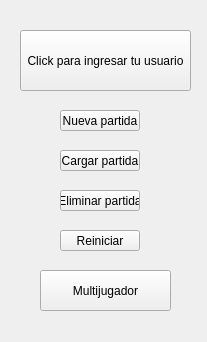
Before: the Qt Designer form Paradox_2020_widget_v2/admin_partidas.ui in Sebastianuribe1212/Proyecto-final, drawn with Qt 5.
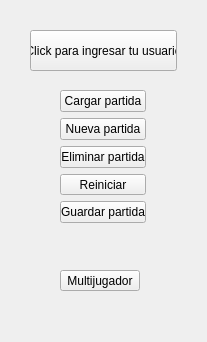
After: the same form once the commit is applied.

Commit message: inicio de sesion y launcher de partidas

The edit to the form file:
```diff
--- a/Paradox_2020_widget_v2/admin_partidas.ui
+++ b/Paradox_2020_widget_v2/admin_partidas.ui
@@ -16,65 +16,13 @@
   <property name="windowTitle">
    <string>Form</string>
   </property>
-  <widget class="QPushButton" name="pushButton">
-   <property name="geometry">
-    <rect>
-     <x>60</x>
-     <y>110</y>
-     <width>80</width>
-     <height>21</height>
-    </rect>
-   </property>
-   <property name="text">
-    <string>Nueva partida</string>
-   </property>
-  </widget>
-  <widget class="QPushButton" name="pushButton_2">
-   <property name="geometry">
-    <rect>
-     <x>60</x>
-     <y>150</y>
-     <width>80</width>
-     <height>21</height>
-    </rect>
-   </property>
-   <property name="text">
-    <string>Cargar partida</string>
-   </property>
-  </widget>
-  <widget class="QPushButton" name="pushButton_3">
-   <property name="geometry">
-    <rect>
-     <x>60</x>
-     <y>190</y>
-     <width>80</width>
-     <height>21</height>
-    </rect>
-   </property>
-   <property name="text">
-    <string>Eliminar partida</string>
-   </property>
-  </widget>
-  <widget class="QPushButton" name="pushButton_4">
-   <property name="geometry">
-    <rect>
-     <x>60</x>
-     <y>230</y>
-     <width>80</width>
-     <height>21</height>
-    </rect>
-   </property>
-   <property name="text">
-    <string>Reiniciar</string>
-   </property>
-  </widget>
   <widget class="QPushButton" name="pushButton_5">
    <property name="geometry">
     <rect>
-     <x>40</x>
+     <x>60</x>
      <y>270</y>
-     <width>131</width>
-     <height>41</height>
+     <width>80</width>
+     <height>21</height>
     </rect>
    </property>
    <property name="text">
@@ -84,16 +32,70 @@
   <widget class="QPushButton" name="user">
    <property name="geometry">
     <rect>
-     <x>20</x>
+     <x>30</x>
      <y>30</y>
-     <width>171</width>
-     <height>61</height>
+     <width>147</width>
+     <height>41</height>
     </rect>
    </property>
    <property name="text">
     <string>Click para ingresar tu usuario</string>
    </property>
   </widget>
+  <widget class="QWidget" name="">
+   <property name="geometry">
+    <rect>
+     <x>60</x>
+     <y>90</y>
+     <width>86</width>
+     <height>133</height>
+    </rect>
+   </property>
+   <layout class="QVBoxLayout" name="verticalLayout_2">
+    <item>
+     <layout class="QVBoxLayout" name="verticalLayout">
+      <item>
+       <widget class="QPushButton" name="Cargarpartida">
+        <property name="focusPolicy">
+         <enum>Qt::NoFocus</enum>
+        </property>
+        <property name="text">
+         <string>Cargar partida</string>
+        </property>
+       </widget>
+      </item>
+      <item>
+       <widget class="QPushButton" name="nuevapartida">
+        <property name="text">
+         <string>Nueva partida</string>
+        </property>
+       </widget>
+      </item>
+      <item>
+       <widget class="QPushButton" name="eliminarpartida">
+        <property name="text">
+         <string>Eliminar partida</string>
+        </property>
+       </widget>
+      </item>
+      <item>
+       <widget class="QPushButton" name="reiniciarpartida">
+        <property name="text">
+         <string>Reiniciar</string>
+        </property>
+       </widget>
+      </item>
+     </layout>
+    </item>
+    <item>
+     <widget class="QPushButton" name="Guardar">
+      <property name="text">
+       <string>Guardar partida</string>
+      </property>
+     </widget>
+    </item>
+   </layout>
+  </widget>
  </widget>
  <resources/>
  <connections/>
```
Left out of the diff: 3 changed lines with no effect on the pictures. The commit also changes 62 other files.
